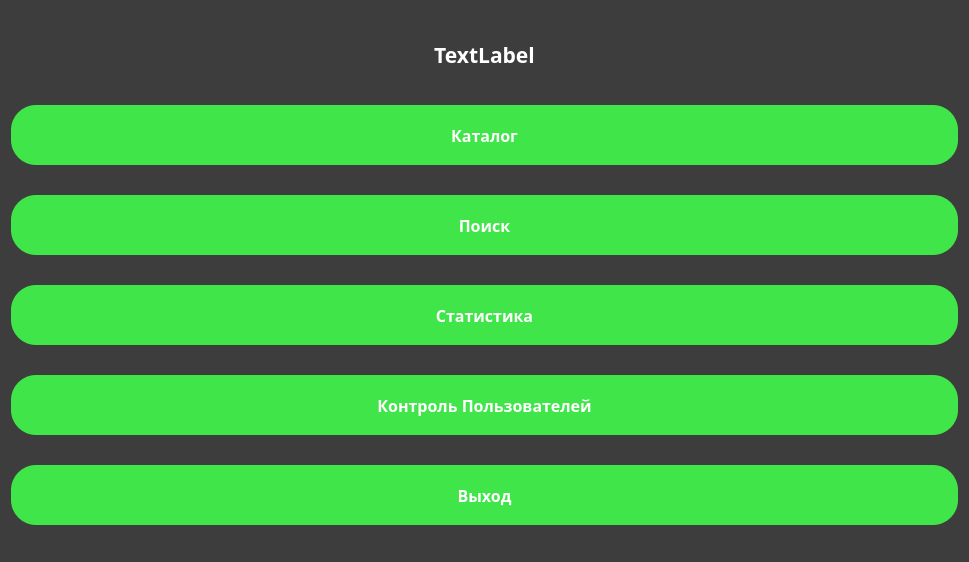
Above: JimRootShopProj/mainmenu.ui from masterkusok/JimRootShop before the change. Below: the same form after it.
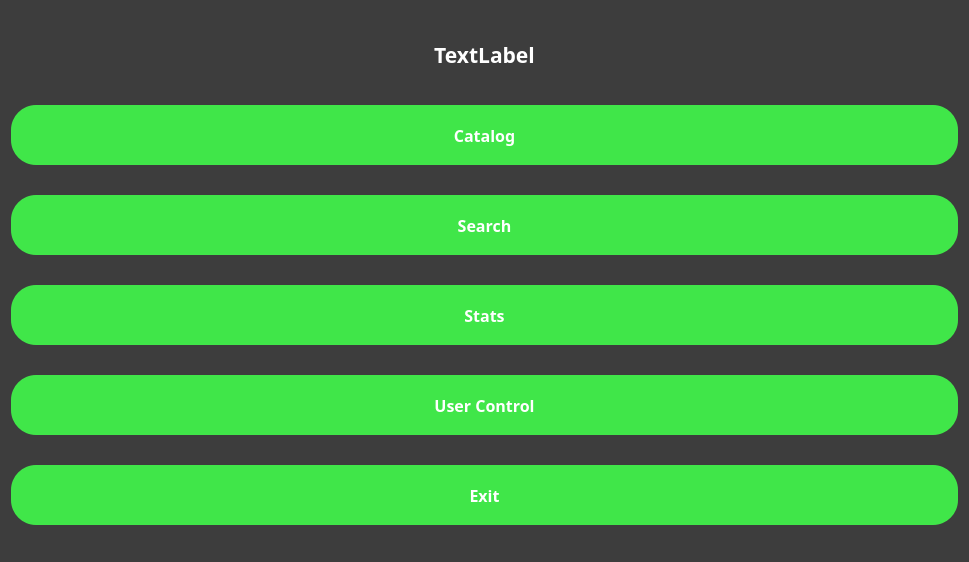
That is the form after the change.

```diff
--- a/JimRootShopProj/mainmenu.ui
+++ b/JimRootShopProj/mainmenu.ui
@@ -128,7 +128,7 @@
 }</string>
      </property>
      <property name="text">
-      <string>Каталог</string>
+      <string>Catalog</string>
      </property>
     </widget>
    </item>
@@ -167,7 +167,7 @@
 }</string>
      </property>
      <property name="text">
-      <string>Поиск</string>
+      <string>Search</string>
      </property>
     </widget>
    </item>
@@ -206,7 +206,7 @@
 }</string>
      </property>
      <property name="text">
-      <string>Статистика</string>
+      <string>Stats</string>
      </property>
     </widget>
    </item>
@@ -245,7 +245,7 @@
 }</string>
      </property>
      <property name="text">
-      <string>Контроль Пользователей</string>
+      <string>User Control</string>
      </property>
     </widget>
    </item>
@@ -284,7 +284,7 @@
 }</string>
      </property>
      <property name="text">
-      <string>Выход</string>
+      <string>Exit</string>
      </property>
     </widget>
    </item>
```
